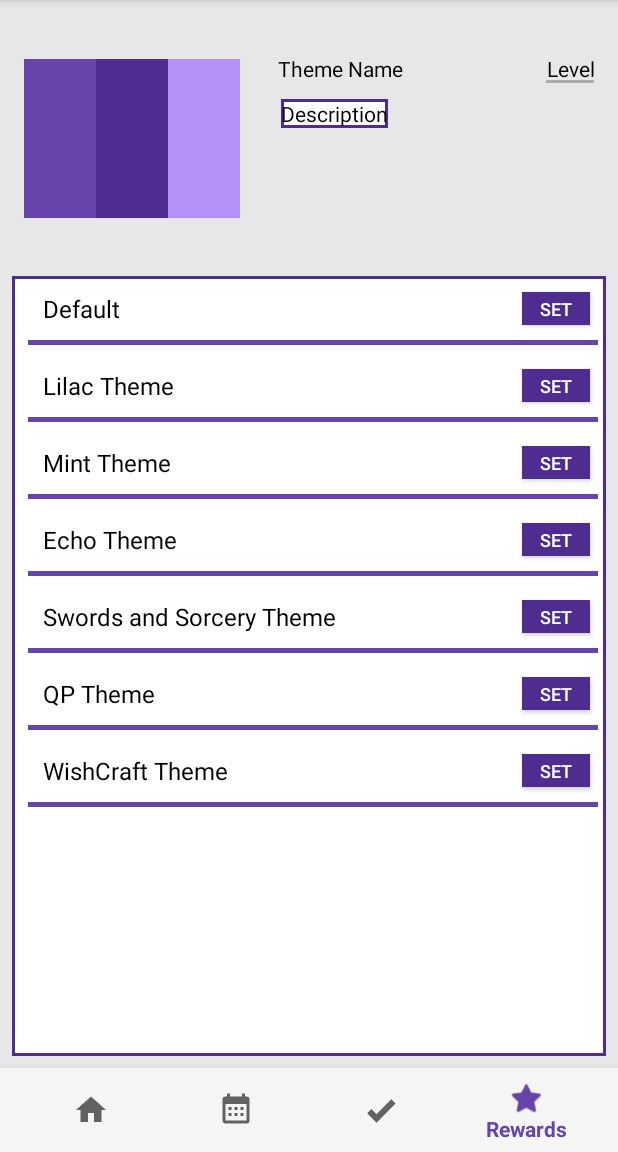
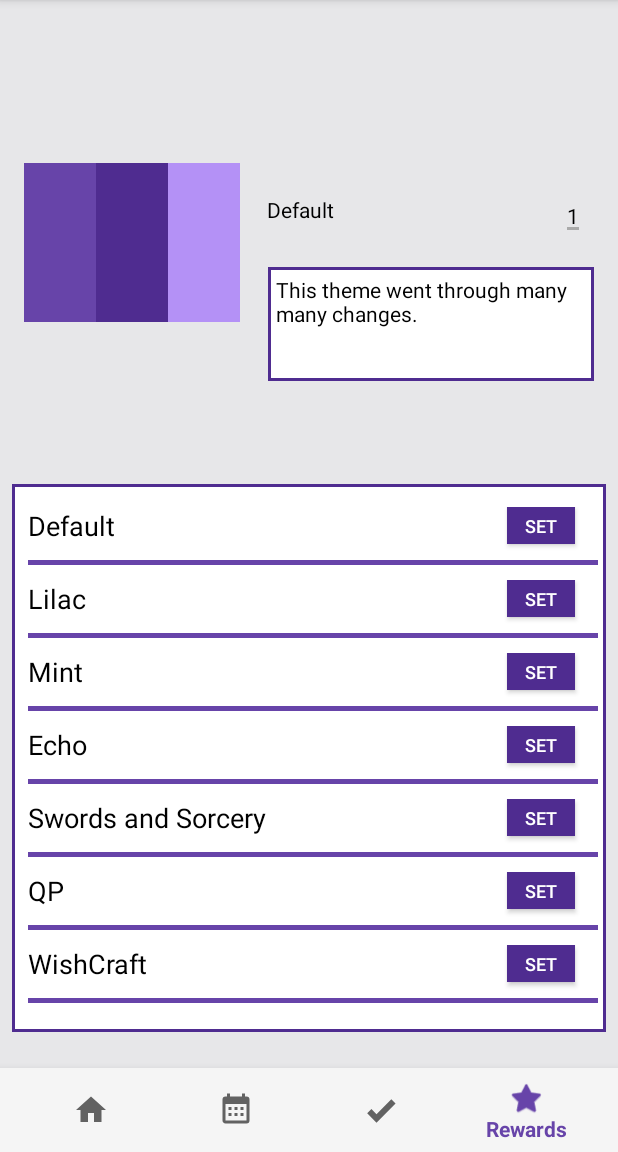
Before and after one commit to kyleguieb/TaskR, an Android app: the Themes screen opened directly, with no data from a screen before it, on a phone screen of 412 x 824 dp, the part 84-1236 px from its top. Run offline under Robolectric (Android 15) with nearby library versions, the phone set to English and light mode, and no system bars.

Commit message:
Cleaned themes, more stickers

```diff
--- a/TaskR/app/src/main/java/android/bignerdranch/taskr/OtherAdapter.java
+++ b/TaskR/app/src/main/java/android/bignerdranch/taskr/OtherAdapter.java
@@ -22,15 +22,17 @@ public class OtherAdapter extends RecyclerView.Adapter<RecyclerView.ViewHolder>
     private ArrayList<Integer> mPrimaryColors = new ArrayList<>();
     private ArrayList<Integer> mPrimaryDarkColors = new ArrayList<>();
     private ArrayList<Integer> mPrimaryAccentColors = new ArrayList<>();
+    private ArrayList<String> mDescriptions = new ArrayList<>();
     private Context mContext;
 
-    public OtherAdapter(Context context, ArrayList<String> themes, ArrayList<String> levels, ArrayList<Integer> primary, ArrayList<Integer> dark, ArrayList<Integer> accent) {
+    public OtherAdapter(Context context, ArrayList<String> themes, ArrayList<String> levels, ArrayList<Integer> primary, ArrayList<Integer> dark, ArrayList<Integer> accent, ArrayList<String> description) {
         mContext = context;
         mThemes = themes;
         mLevels = levels;
         mPrimaryColors = primary;
         mPrimaryDarkColors = dark;
         mPrimaryAccentColors = accent;
+        mDescriptions = description;
     }
 
     @NonNull
@@ -86,18 +88,21 @@ public class OtherAdapter extends RecyclerView.Adapter<RecyclerView.ViewHolder>
                     final Integer rewardColorPrimary = mPrimaryColors.get(i);
                     final Integer rewardColorDark = mPrimaryDarkColors.get(i);
                     final Integer rewardColorAccent = mPrimaryAccentColors.get(i);
+                    final String rewardDescription = mDescriptions.get(i);
 
                     final TextView mTheme = (TextView) ((Activity)mContext).findViewById(R.id.rewardName);
                     final TextView mLevel = (TextView) ((Activity)mContext).findViewById(R.id.priceCost);
                     final ImageView mColorPrimary = (ImageView) ((Activity) mContext).findViewById(R.id.primary);
                     final ImageView mColorDark = (ImageView) ((Activity) mContext).findViewById(R.id.primarydark);
                     final ImageView mColorAccent = (ImageView) ((Activity) mContext).findViewById(R.id.acccent);
+                    final TextView mDescription = (TextView) ((Activity) mContext).findViewById(R.id.rewardDescription);
 
                     mTheme.setText(rewardName);
                     mLevel.setText(rewardLevel);
                     mColorPrimary.setBackgroundResource(rewardColorPrimary);
                     mColorDark.setBackgroundResource(rewardColorDark);
                     mColorAccent.setBackgroundResource(rewardColorAccent);
+                    mDescription.setText(rewardDescription);
 
                 }
             });
--- a/TaskR/app/src/main/java/android/bignerdranch/taskr/Themes.java
+++ b/TaskR/app/src/main/java/android/bignerdranch/taskr/Themes.java
@@ -20,6 +20,7 @@ public class Themes extends AppCompatActivity implements OnClickListener {
     private ArrayList<Integer> mPrimaryColors = new ArrayList<>();
     private ArrayList<Integer> mPrimaryDarkColors = new ArrayList<>();
     private ArrayList<Integer> mAccentColors = new ArrayList<>();
+    private ArrayList<String> mDescriptions = new ArrayList<>();
 
     private BottomNavigationView.OnNavigationItemSelectedListener mOnNavigationItemSelectedListener
             = new BottomNavigationView.OnNavigationItemSelectedListener() {
@@ -56,6 +57,10 @@ public class Themes extends AppCompatActivity implements OnClickListener {
 //        findViewById(R.id.setButton).setOnClickListener(this);
 //        findViewById(R.id.defaultTheme).setOnClickListener(this);
 
+        findViewById(R.id.primary).setBackgroundResource(R.color.colorPrimary);
+        findViewById(R.id.primarydark).setBackgroundResource(R.color.colorPrimaryDark);
+        findViewById(R.id.acccent).setBackgroundResource(R.color.colorAccent);
+
         BottomNavigationView navigation = (BottomNavigationView) findViewById(R.id.navigation);
         navigation.setSelectedItemId(R.id.navigation_rewards);
         navigation.setOnNavigationItemSelectedListener(mOnNavigationItemSelectedListener);
@@ -90,49 +95,56 @@ public class Themes extends AppCompatActivity implements OnClickListener {
         mPrimaryColors.add(R.color.colorPrimary);
         mPrimaryDarkColors.add(R.color.colorPrimaryDark);
         mAccentColors.add(R.color.colorAccent);
+        mDescriptions.add("This theme went through many many changes.");
 
-        mThemes.add("Lilac Theme");
+        mThemes.add("Lilac");
         mLevels.add("5");
         mPrimaryColors.add(R.color.lilacColorPrimary);
         mPrimaryDarkColors.add(R.color.lilacColorPrimaryDark);
         mAccentColors.add(R.color.lilacColorAccent);
+        mDescriptions.add("A pale violet or dark mauve");
 
-        mThemes.add("Mint Theme");
+        mThemes.add("Mint");
         mLevels.add("10");
         mPrimaryColors.add(R.color.mintColorPrimary);
         mPrimaryDarkColors.add(R.color.mintColorPrimaryDark);
         mAccentColors.add(R.color.mintColorAccent);
+        mDescriptions.add("An aromatic plant native to temperate regions of the Old World, several kinds of which are used as culinary herbs");
 
-        mThemes.add("Echo Theme");
+        mThemes.add("Echo");
         mLevels.add("350");
         mPrimaryColors.add(R.color.echoColorPrimary);
         mPrimaryDarkColors.add(R.color.echoColorPrimaryDark);
         mAccentColors.add(R.color.echoColorAccent);
+        mDescriptions.add("*Walks into wall*");
 
-        mThemes.add("Swords and Sorcery Theme");
+        mThemes.add("Swords and Sorcery");
         mLevels.add("350");
         mPrimaryColors.add(R.color.SnSColorPrimary);
         mPrimaryDarkColors.add(R.color.SnSColorPrimaryDark);
         mAccentColors.add(R.color.SnSColorAccent);
+        mDescriptions.add("Chaotic Neutral");
 
-        mThemes.add("QP Theme");
+        mThemes.add("QP");
         mLevels.add("350");
         mPrimaryColors.add(R.color.QPColorPrimary);
         mPrimaryDarkColors.add(R.color.QPColorPrimaryDark);
         mAccentColors.add(R.color.QPColorAccent);
+        mDescriptions.add("We're still open for a merge");
 
-        mThemes.add("WishCraft Theme");
+        mThemes.add("WishCraft");
         mLevels.add("350");
         mPrimaryColors.add(R.color.WCColorPrimary);
         mPrimaryDarkColors.add(R.color.WCColorPrimaryDark);
         mAccentColors.add(R.color.WCColorAccent);
+        mDescriptions.add("MAKE THE APP");
 
         initRecyclerView();
     }
 
     private void initRecyclerView() {
         RecyclerView recyclerView = findViewById(R.id.RecyclerViewRewards);
-        OtherAdapter adapter = new OtherAdapter(this, mThemes, mLevels, mPrimaryColors, mPrimaryDarkColors, mAccentColors);
+        OtherAdapter adapter = new OtherAdapter(this, mThemes, mLevels, mPrimaryColors, mPrimaryDarkColors, mAccentColors, mDescriptions);
 
         recyclerView.setAdapter(adapter);
         recyclerView.setLayoutManager(new LinearLayoutManager(this));
--- a/TaskR/app/src/main/res/layout/activity_themes.xml
+++ b/TaskR/app/src/main/res/layout/activity_themes.xml
@@ -10,20 +10,17 @@
     <ScrollView
         android:id="@+id/scrollViewRewards"
         android:layout_width="0dp"
-        android:layout_height="0dp"
+        android:layout_height="365dp"
         android:layout_marginStart="8dp"
         android:layout_marginLeft="8dp"
-        android:layout_marginTop="184dp"
         android:layout_marginEnd="8dp"
         android:layout_marginRight="8dp"
-        android:layout_marginBottom="8dp"
+        android:layout_marginBottom="24dp"
         android:background="@drawable/textview_border"
         app:layout_constraintBottom_toTopOf="@+id/navigation"
         app:layout_constraintEnd_toEndOf="parent"
         app:layout_constraintHorizontal_bias="0.0"
-        app:layout_constraintStart_toStartOf="parent"
-        app:layout_constraintTop_toTopOf="parent"
-        app:layout_constraintVertical_bias="1.0">
+        app:layout_constraintStart_toStartOf="parent">
 
         <LinearLayout
             android:layout_width="match_parent"
@@ -34,6 +31,7 @@
                 android:id="@+id/RecyclerViewRewards"
                 android:layout_width="match_parent"
                 android:layout_height="wrap_content"
+                android:paddingTop="15dp"
                 tools:layout_editor_absoluteX="8dp"
                 tools:layout_editor_absoluteY="8dp" />
         </LinearLayout>
@@ -77,14 +75,14 @@
         android:layout_marginRight="8dp"
         android:layout_marginBottom="8dp"
         android:gravity="center_horizontal"
-        android:text="@string/rewardThemeName"
+        android:text="@string/defaults"
         android:textColor="@android:color/black"
         app:layout_constraintBottom_toTopOf="@+id/rewardDescription"
         app:layout_constraintEnd_toEndOf="parent"
-        app:layout_constraintHorizontal_bias="0.113"
+        app:layout_constraintHorizontal_bias="0.052"
         app:layout_constraintStart_toEndOf="@+id/acccent"
         app:layout_constraintTop_toTopOf="parent"
-        app:layout_constraintVertical_bias="0.884" />
+        app:layout_constraintVertical_bias="0.846" />
 
     <TextView
         android:id="@+id/priceCost"
@@ -98,34 +96,35 @@
         android:layout_marginBottom="8dp"
         android:background="@drawable/bottomborder"
         android:gravity="center"
-        android:text="Level"
+        android:text="1"
         android:textColor="@android:color/black"
         app:layout_constraintBottom_toTopOf="@+id/rewardDescription"
         app:layout_constraintEnd_toEndOf="parent"
-        app:layout_constraintHorizontal_bias="0.913"
+        app:layout_constraintHorizontal_bias="0.89"
         app:layout_constraintStart_toEndOf="@+id/rewardName"
         app:layout_constraintTop_toTopOf="parent"
-        app:layout_constraintVertical_bias="0.888" />
+        app:layout_constraintVertical_bias="0.882" />
 
     <TextView
         android:id="@+id/rewardDescription"
-        android:layout_width="wrap_content"
-        android:layout_height="wrap_content"
+        android:layout_width="217dp"
+        android:layout_height="76dp"
         android:layout_marginStart="8dp"
         android:layout_marginLeft="8dp"
         android:layout_marginTop="8dp"
-        android:layout_marginEnd="152dp"
-        android:layout_marginRight="152dp"
+        android:layout_marginEnd="8dp"
+        android:layout_marginRight="8dp"
         android:layout_marginBottom="8dp"
         android:background="@drawable/textview_border"
-        android:text="@string/description"
+        android:padding="5dp"
+        android:text="This theme went through many many changes."
         android:textColor="@android:color/black"
         app:layout_constraintBottom_toTopOf="@+id/scrollViewRewards"
         app:layout_constraintEnd_toEndOf="parent"
-        app:layout_constraintHorizontal_bias="0.994"
+        app:layout_constraintHorizontal_bias="0.955"
         app:layout_constraintStart_toStartOf="parent"
         app:layout_constraintTop_toTopOf="parent"
-        app:layout_constraintVertical_bias="0.389" />
+        app:layout_constraintVertical_bias="0.738" />
 
     <ImageView
         android:id="@+id/primary"
--- a/TaskR/app/src/main/res/layout/reward_layout.xml
+++ b/TaskR/app/src/main/res/layout/reward_layout.xml
@@ -1,22 +1,24 @@
 <?xml version="1.0" encoding="utf-8"?>
 <RelativeLayout xmlns:android="http://schemas.android.com/apk/res/android"
     xmlns:app="http://schemas.android.com/apk/res-auto"
+    android:id="@+id/parent_layoutReward"
     android:layout_width="match_parent"
     android:layout_height="wrap_content"
-    android:padding="5dp"
-    android:id="@+id/parent_layoutReward">
+    android:paddingLeft="5dp"
+    android:paddingRight="5dp"
+    android:paddingBottom="10dp">
 
     <TextView
         android:id="@+id/reward_name"
         android:layout_width="wrap_content"
         android:layout_height="wrap_content"
         android:layout_alignParentTop="true"
-        android:layout_marginStart="15dp"
-        android:layout_marginLeft="15dp"
-        android:layout_marginTop="5dp"
+        android:layout_marginStart="5dp"
+        android:layout_marginLeft="5dp"
+        android:layout_marginBottom="5dp"
         android:text="@string/Name"
         android:textColor="@android:color/black"
-        android:textSize="16sp" />
+        android:textSize="18sp" />
 
     <View
         android:id="@+id/divider15"
@@ -27,22 +29,22 @@
         android:layout_alignParentLeft="true"
         android:layout_marginStart="5dp"
         android:layout_marginLeft="5dp"
-        android:layout_marginTop="10dp"
+        android:layout_marginTop="5dp"
         android:background="?attr/colorPrimary" />
 
     <Button
         android:id="@+id/setButton"
         android:layout_width="45dp"
-        android:layout_height="45dp"
+        android:layout_height="55dp"
         android:layout_above="@+id/divider15"
         android:layout_alignParentTop="true"
         android:layout_alignParentEnd="true"
         android:layout_alignParentRight="true"
         android:layout_marginStart="4dp"
         android:layout_marginLeft="4dp"
-        android:layout_marginTop="5dp"
-        android:layout_marginEnd="5dp"
-        android:layout_marginRight="5dp"
+        android:layout_marginEnd="15dp"
+        android:layout_marginRight="15dp"
+        android:layout_marginBottom="5dp"
         android:background="?attr/colorPrimaryDark"
         android:gravity="center_horizontal|center_vertical"
         android:text="@string/set"
--- a/TaskR/app/src/main/res/values/strings.xml
+++ b/TaskR/app/src/main/res/values/strings.xml
@@ -15,23 +15,24 @@
     <string name="levelReq">Level Required</string>
     <string name="set">Set</string>
     <string name="defaultTheme">Reset</string>
+    <string name="defaults">Default</string>
     <string name="rewardThemeName">Theme Name</string>
     <string name="title_reward">Rewards</string>
     <string name="completed">Completed</string>
     <string name="themeChange">Theme Change</string>
     <string name="book">Sticker Book</string>
     <string-array name="stickers_id">
+        <item>@drawable/computer</item>
         <item>@drawable/image_unlocked</item>
+        <item>@drawable/coolcrumpledpaper</item>
+        <item>@drawable/computer_locked</item>
         <item>@drawable/image_locked</item>
-        <item>@drawable/calendar_icon</item>
-        <item>@drawable/profile_icon</item>
-        <item>@drawable/ic_home_black_24dp</item>
-        <item>@drawable/check_icon</item>
+        <item>@drawable/coolcrumpledpaperlocked</item>
     </string-array>
     <string-array name="sticker_titles">
+        <item>Computer</item>
         <item>Psyduck</item>
-        <item>Locked</item>
-        <item>Locked</item>
+        <item>Crumpled Paper</item>
         <item>Locked</item>
         <item>Locked</item>
         <item>Locked</item>
```
Also changed, not shown: TaskR/app/src/main/res/drawable/computer.png (added), TaskR/app/src/main/res/drawable/computer_locked.png (added), TaskR/app/src/main/res/drawable/coolcrumpledpaper.png (added), TaskR/app/src/main/res/drawable/coolcrumpledpaperlocked.png (added).
